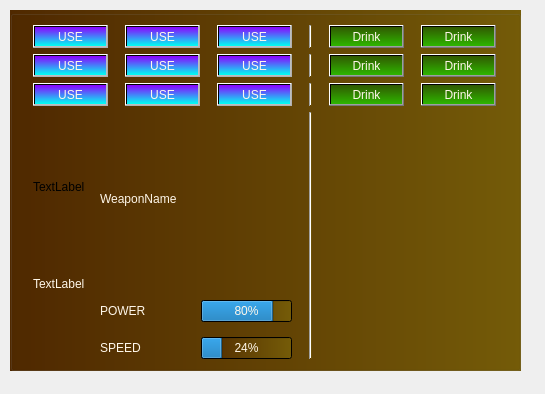
Above: Planet_Invasion/inventoryui.ui from CS4076Rplay/CS4076 before the change. Below: the same form after it.
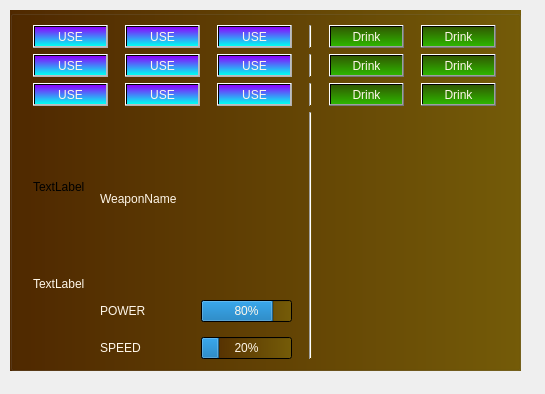
That is the form after the change.

The edit to the form file:
```diff
--- a/Planet_Invasion/inventoryui.ui
+++ b/Planet_Invasion/inventoryui.ui
@@ -619,8 +619,11 @@
 
 color:rgb(255, 247, 234)</string>
             </property>
+            <property name="maximum">
+             <number>10</number>
+            </property>
             <property name="value">
-             <number>24</number>
+             <number>2</number>
             </property>
            </widget>
           </item>
```
Left out of the diff: 5 changed lines with no effect on the pictures.
